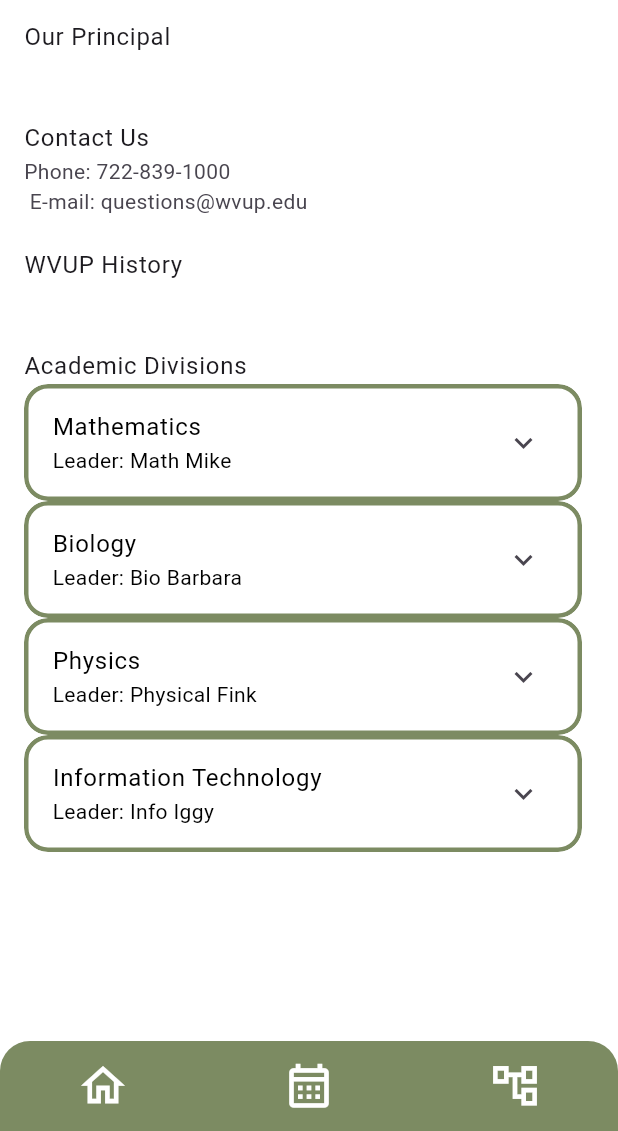
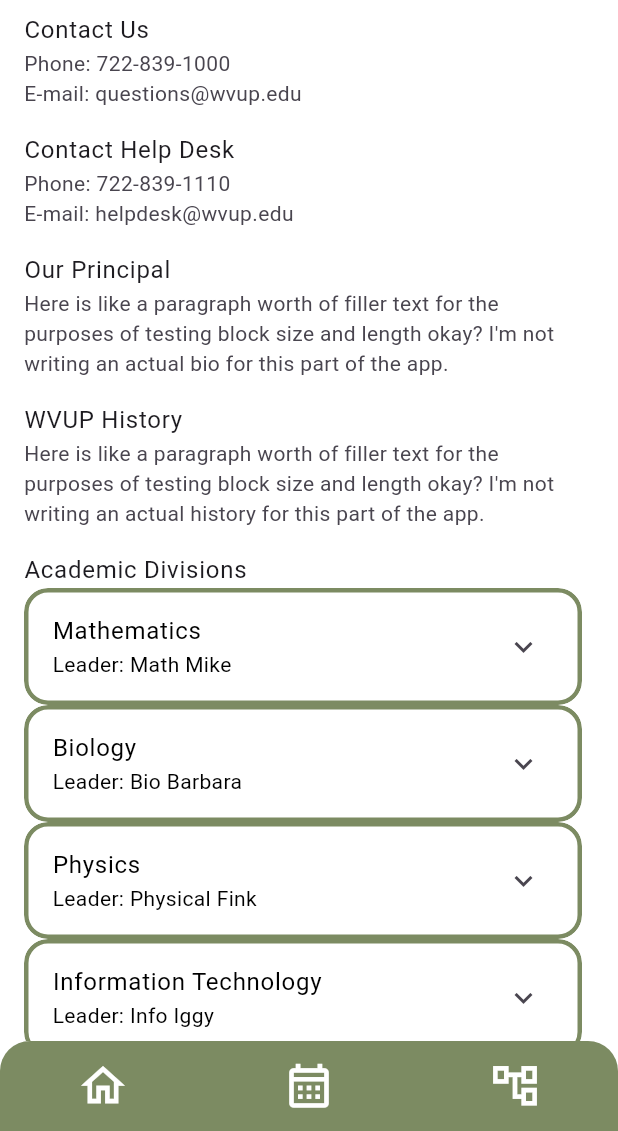
Before and after one commit to ChByrne1/Yellow-Group-FlutterApp, a Flutter app: the AboutUs screen opened by its route, on a phone screen of 412 x 824 dp, the part 105-1236 px from its top. Run offline on Flutter 3.47's test engine with Material 3 defaults, Android fonts, the phone set to English and light mode, and no system bars; our stand-ins replace chopper, freezed_annotation, go_router; generated files the repository leaves out were written again; Roboto replaces fonts that are missing (Merriweather).

Commit message:
AboutUs Clean-Up
mostly done, little bit of formatting/ text modification needs to be done

```diff
--- a/lib/pages/aboutUs.dart
+++ b/lib/pages/aboutUs.dart
@@ -21,23 +21,31 @@ class AboutUs extends StatelessWidget {
                 drawer: YellowDrawerNav(),
               //Everything can be put below here.
                body:
-               Column(
+                   SingleChildScrollView(
+                     child: Column(
                        mainAxisSize: MainAxisSize.min,
                        children: [
+                         //contact info
+                         ListTile(
+                           title: Text("Contact Us"),
+                           subtitle: Text("Phone: 722-839-1000 \n"
+                               "E-mail: questions@wvup.edu"),
+                         ),
+                         //help desk contact
+                         ListTile(
+                           title: Text("Contact Help Desk"),
+                           subtitle: Text("Phone: 722-839-1110 \n"
+                               "E-mail: helpdesk@wvup.edu"),
+                         ),
                          //principal bio
                          ListTile(
                            title: Text("Our Principal"),
-                     subtitle: Text(""),
-                   ),
-                   //contact info
-                   ListTile(
-                     title: Text("Contact Us"),
-                     subtitle: Text("Phone: 722-839-1000 \n E-mail: questions@wvup.edu"),
+                           subtitle: Text("Here is like a paragraph worth of filler text for the purposes of testing block size and length okay? I'm not writing an actual bio for this part of the app."),
                          ),
                          //history
                          ListTile(
                            title: Text("WVUP History"),
-                     subtitle: Text(""),
+                           subtitle: Text("Here is like a paragraph worth of filler text for the purposes of testing block size and length okay? I'm not writing an actual history for this part of the app."),
                          ),
                          //divisions
                          ListTile(
@@ -52,7 +60,7 @@ class AboutUs extends StatelessWidget {
                                    title: Text(division.name),
                                    subtitle: Text('Leader: ${division.leader}'),
                                    children: [
-                             Text('Contact Information \n Phone: ${division.email} \n E-mail: ${division.email}'),
+                                     Text('Contact Information \nPhone: ${division.email} \nE-mail: ${division.email}'),
                                    ],
                                  );
                                },
@@ -60,6 +68,7 @@ class AboutUs extends StatelessWidget {
                            ),
                          ),
                        ],
+                     ),
                    ),
             )
         )
@@ -71,6 +80,8 @@ class AboutUs extends StatelessWidget {
     Division("Biology", "Bio Barbara", "722-839-1002", "BiologyDivision@wvup.edu"),
     Division("Physics", "Physical Fink", "722-839-1003", "PhysicsDivision@wvup.edu"),
     Division("Information Technology", "Info Iggy", "722-839-1111", "IT@wvup.edu"),
+    Division("Computer Science", "CS Carl", "722-839-1004", "CSDivision@wvup.edu"),
+    Division("Physical Arts", "Info Iggy", "722-839-1005", "PArtDivision@wvup.edu"),
   ];
 }
 
```
Lines whose indentation alone changed are shown as unchanged.
